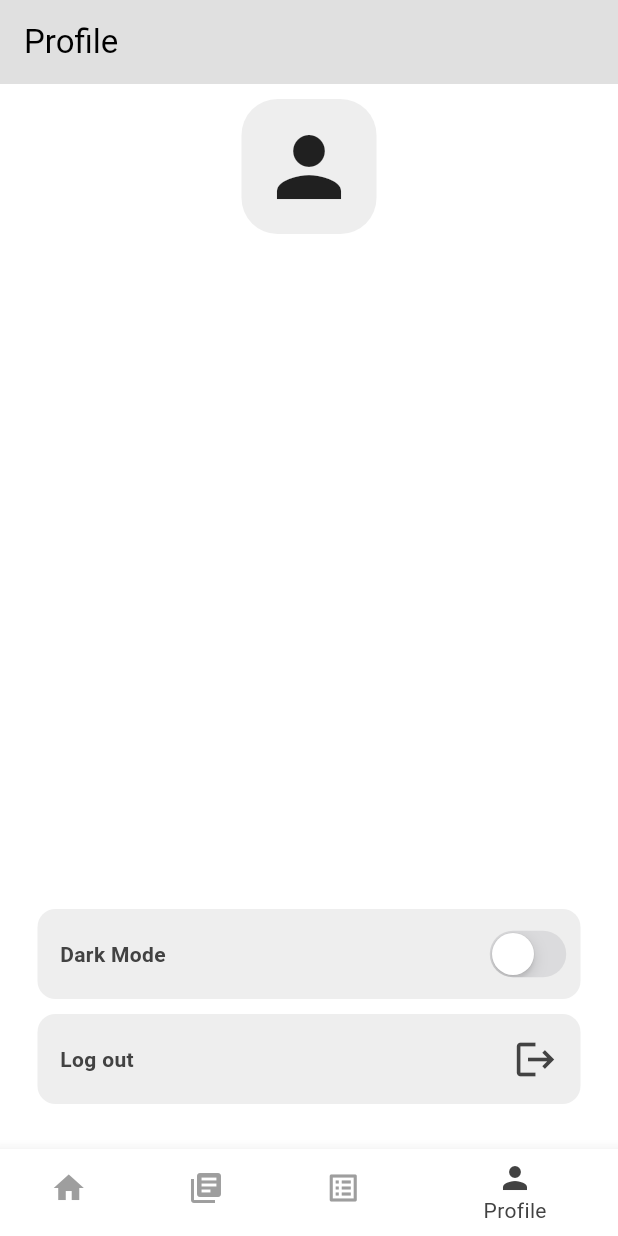
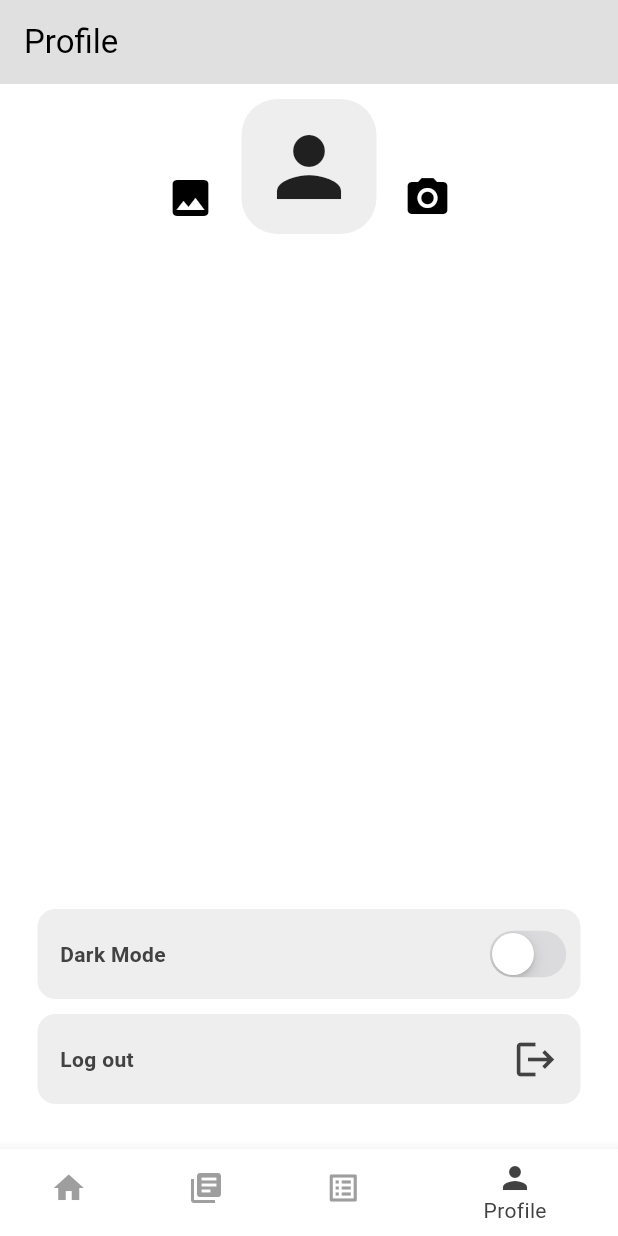
Before and after one commit to erpesh/flutter-flash-cards, a Flutter app: the screen it shows once a user with an empty profile is signed in, item 4 of the bottom bar chosen, after a tap on the "person" icon, on a phone screen of 412 x 824 dp. Run offline on Flutter 3.47's test engine with Material 3 defaults, Android fonts, the phone set to English and light mode, and no system bars; our stand-ins replace awesome_notifications, cloud_firestore, firebase_auth, firebase_core, firebase_storage, image_picker and 2 more; accounts and stored records are empty; network calls fail.

Commit message:
feat: uploading image from both gallery and camera

```diff
--- a/lib/pages/profile.dart
+++ b/lib/pages/profile.dart
@@ -1,13 +1,13 @@
 import 'dart:io';
 import 'package:cloud_firestore/cloud_firestore.dart';
 import 'package:firebase_auth/firebase_auth.dart';
-import 'package:firebase_storage/firebase_storage.dart';
 import 'package:flash_cards/services/auth_services.dart';
+import 'package:flash_cards/services/firestore_services.dart';
 import 'package:flutter/cupertino.dart';
 import 'package:flutter/material.dart';
 import 'package:image_picker/image_picker.dart';
 import 'package:provider/provider.dart';
-import '../theme/theme_provider.dart';
+import 'package:flash_cards/theme/theme_provider.dart';
 
 class ProfilePage extends StatefulWidget {
   ProfilePage({super.key});
@@ -21,22 +21,15 @@ class _ProfilePageState extends State<ProfilePage> {
 
   String? imageUrl;
 
-  Future<DocumentSnapshot<Map<String, dynamic>>> getUserDetails() async {
-    return await FirebaseFirestore.instance
-        .collection("Users")
-        .doc(currentUser!.email)
-        .get();
-  }
-
-  void pickUploadImage() async {
+  void pickUploadImage(ImageSource source) async {
     final image = await ImagePicker().pickImage(
-      source: ImageSource.gallery,
+      source: source,
       maxWidth: 512,
       maxHeight: 512,
       imageQuality: 75
     );
 
-    Reference ref = FirebaseStorage.instance.ref().child("pfp-${currentUser!.email!}.jpg");
+    final ref = FirestoreServices.getProfilePictureRef(currentUser!.email!);
 
     await ref.putFile(File(image!.path));
     ref.getDownloadURL().then((value) {
@@ -55,7 +48,7 @@ class _ProfilePageState extends State<ProfilePage> {
   void initState() {
     super.initState();
 
-    Reference ref = FirebaseStorage.instance.ref().child("pfp-${currentUser!.email!}.jpg");
+    final ref = FirestoreServices.getProfilePictureRef(currentUser!.email!);
     ref.getDownloadURL().then((value) {
       print(value);
       setState(() {
@@ -72,7 +65,7 @@ class _ProfilePageState extends State<ProfilePage> {
         backgroundColor: Theme.of(context).colorScheme.background,
       ),
       body: FutureBuilder<DocumentSnapshot<Map<String, dynamic>>>(
-        future: getUserDetails(),
+        future: FirestoreServices.getUserDetails(currentUser!.email!),
         builder: (context, snapshot) {
           if (snapshot.connectionState == ConnectionState.waiting) {
             return const Center(
@@ -94,8 +87,20 @@ class _ProfilePageState extends State<ProfilePage> {
                   children: [
                     Column(
                       children: [
+                        Row(
+                          mainAxisAlignment: MainAxisAlignment.center,
+                          crossAxisAlignment: CrossAxisAlignment.end,
+                          children: [
+                            IconButton(
+                                onPressed: () => pickUploadImage(ImageSource.gallery),
+                                icon: Icon(
+                                  Icons.photo,
+                                  size: 32
+                                )
+                            ),
+                            SizedBox(width: 10),
                             GestureDetector(
-                          onTap: pickUploadImage,
+                              onTap: () => pickUploadImage(ImageSource.gallery),
                               child: imageUrl != null ?
                               ClipRRect(
                                 borderRadius: BorderRadius.circular(24),
@@ -117,6 +122,16 @@ class _ProfilePageState extends State<ProfilePage> {
                                       size: 64
                                   )
                               ),
+                            ),
+                            SizedBox(width: 10),
+                            IconButton(
+                                onPressed: () => pickUploadImage(ImageSource.camera),
+                                icon: Icon(
+                                    Icons.camera_alt,
+                                    size: 32
+                                )
+                            ),
+                          ],
                         ),
                         const SizedBox(height: 25),
                         Text(
--- a/lib/services/firestore_services.dart
+++ b/lib/services/firestore_services.dart
@@ -1,32 +1,12 @@
 import 'package:cloud_firestore/cloud_firestore.dart';
+import 'package:firebase_storage/firebase_storage.dart';
 
 class FirestoreServices {
-  final firestore = FirebaseFirestore.instance;
-  final CollectionReference sets = FirebaseFirestore.instance.collection("Sets");
-  final CollectionReference users = FirebaseFirestore.instance.collection("Users");
-
-  Future<void> addNote(String note) {
-    return sets.add({
-      'note': note,
-      'timestamp': Timestamp.now()
-    });
-  }
-
-  Stream<QuerySnapshot> getSetsStream() {
-    return sets.orderBy('updatedAt', descending: true).snapshots();
-  }
-
-
-
-  Future<void> updateNote(String docId, String newNote) {
-    return sets.doc(docId).update({
-      'note': newNote,
-      'timestamp': Timestamp.now()
-    });
-  }
-
-  Future<void> deleteNote(String docId) {
-    return sets.doc(docId).delete();
+  static Future<DocumentSnapshot<Map<String, dynamic>>> getUserDetails(String email) async {
+    return await FirebaseFirestore.instance
+        .collection("Users")
+        .doc(email)
+        .get();
   }
 
   static Future<void> addUserDocument(String email, String username) async {
@@ -82,4 +62,10 @@ class FirestoreServices {
         .where('author.email', isEqualTo: email)
         .snapshots();
   }
+
+  static Reference getProfilePictureRef(String fileName) {
+    return FirebaseStorage.instance
+        .ref()
+        .child("pfp-$fileName.jpg");
+  }
 }
--- a/pubspec.yaml
+++ b/pubspec.yaml
@@ -45,6 +45,7 @@ dependencies:
   share_plus: ^7.2.2
   awesome_notifications: ^0.9.3+1
   sqflite: ^2.3.2
+  geolocator: ^11.0.0
 
 dev_dependencies:
   flutter_test:
```
Also changed, not shown: pubspec.lock, 3 other files. Lines whose indentation alone changed are shown as unchanged.
